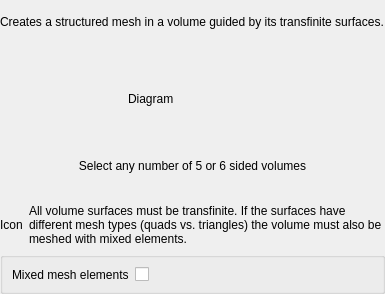
Old version of the form src/Mod/Fem/Gui/Resources/ui/MeshTransfiniteVolume.ui in the repository tomate44/FreeCAD.
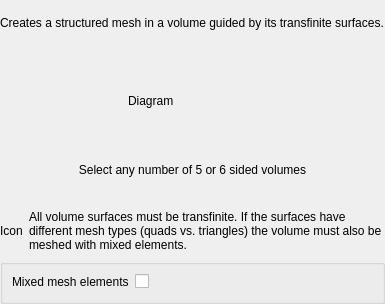
New version of the form.

Commit message: FEM: Fix transfinite volume task panel

The edit to the form file:
```diff
--- a/src/Mod/Fem/Gui/Resources/ui/MeshTransfiniteVolume.ui
+++ b/src/Mod/Fem/Gui/Resources/ui/MeshTransfiniteVolume.ui
@@ -7,7 +7,7 @@
     <x>0</x>
     <y>0</y>
     <width>385</width>
-    <height>294</height>
+    <height>304</height>
    </rect>
   </property>
   <property name="windowTitle">
```
Left out of the diff: 21 changed lines with no effect on the pictures. The commit also changes 1 other file.
